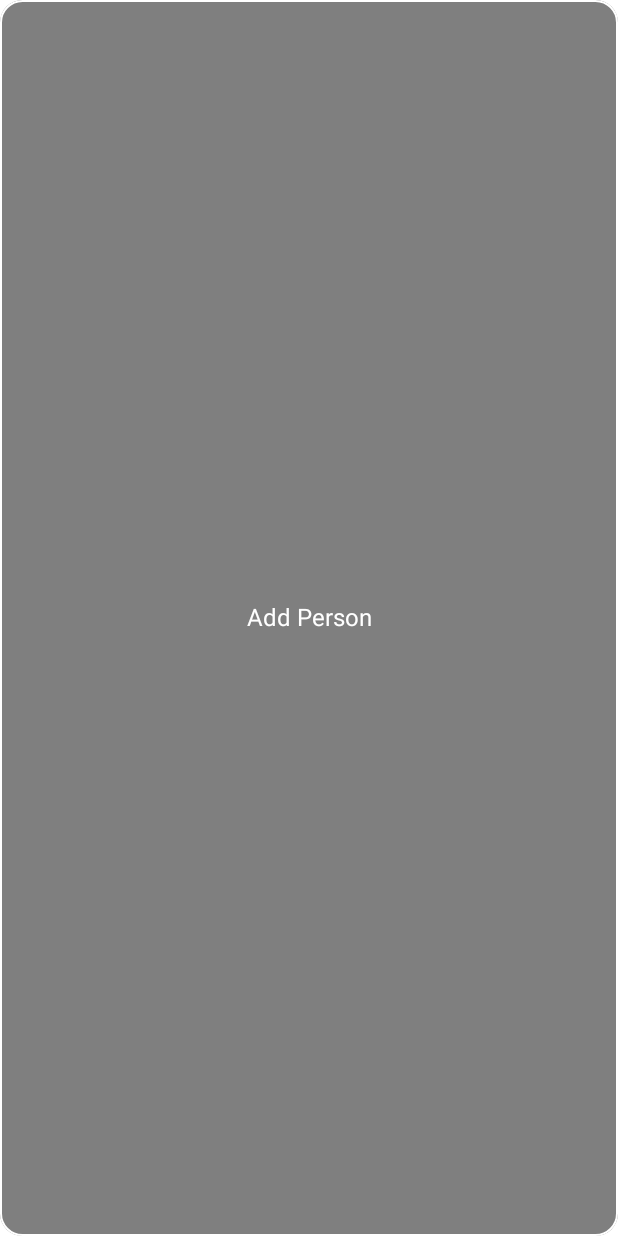
After one commit to ArtemisSoftware/Amphitrite-UI-2, an Android app built with Jetpack Compose: the composable PlaceHolder shown on its own in the app's theme, on a phone screen of 412 x 824 dp. The commit adds this screen. Run offline under Robolectric (Android 15) with nearby library versions, the phone set to English and light mode, and no system bars.

Commit message:
PlaceHolder

```diff
--- /dev/null
+++ b/app/src/main/java/com/artemissoftware/amphitriteui2/dragdrop/composables/PlaceHolder.kt
@@ -0,0 +1,41 @@
+package com.artemissoftware.amphitriteui2.dragdrop.composables
+
+import androidx.compose.foundation.background
+import androidx.compose.foundation.border
+import androidx.compose.foundation.layout.Box
+import androidx.compose.foundation.layout.fillMaxSize
+import androidx.compose.foundation.shape.RoundedCornerShape
+import androidx.compose.material.MaterialTheme
+import androidx.compose.material.Text
+import androidx.compose.runtime.Composable
+import androidx.compose.ui.Alignment
+import androidx.compose.ui.Modifier
+import androidx.compose.ui.graphics.Color
+import androidx.compose.ui.unit.dp
+
+@Composable
+fun PlaceHolder(
+    isInBound: Boolean,
+) {
+    val boxBorderColor = if (isInBound) Color.Red else Color.White
+    val boxColor = if (isInBound) Color.Gray.copy(0.5f) else Color.Black.copy(0.5f)
+    val textColor = if (isInBound) Color.Red else Color.White
+
+    Box(
+        modifier = Modifier
+            .fillMaxSize()
+            .border(
+                1.dp,
+                color = boxBorderColor,
+                shape = RoundedCornerShape(15.dp),
+            )
+            .background(color = boxColor, shape = RoundedCornerShape(15.dp)),
+        contentAlignment = Alignment.Center,
+    ) {
+        Text(
+            text = "Add Person",
+            style = MaterialTheme.typography.body1,
+            color = textColor,
+        )
+    }
+}
```
Also changed, not shown: app/src/main/java/com/artemissoftware/amphitriteui2/dragdrop/DragDropViewModel.kt (+6 -7 lines), app/src/main/java/com/artemissoftware/amphitriteui2/dragdrop/composables/DragTarget.kt (+5 -4 lines).
